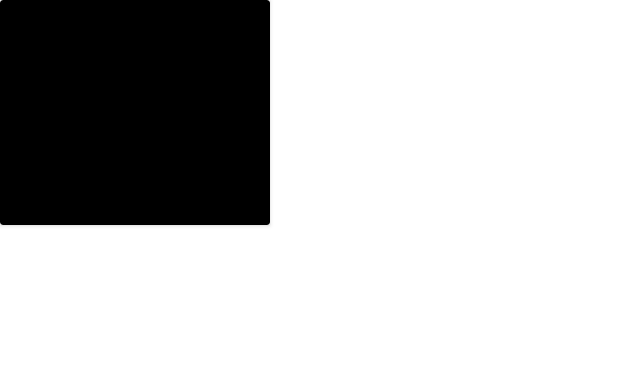
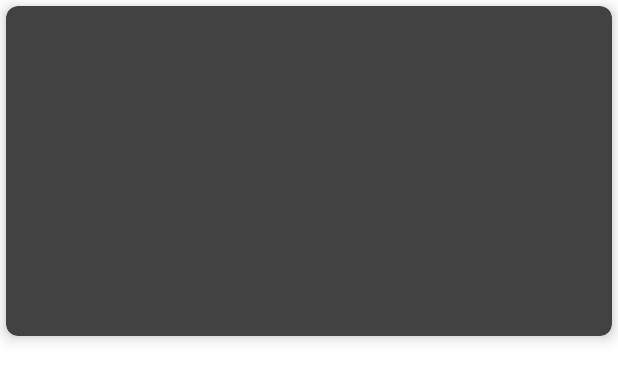
Before and after one commit to SamuelRmos/MovieApplication, an Android app: the layout item_layout.xml on its own in the app's theme, with its tools: preview values and no code run, on a phone screen of 412 x 824 dp. Shown: the top 381 px of the screen. Run offline under Robolectric (Android 15) with nearby library versions, the phone set to English and light mode, and no system bars.

Commit message:
Change layout RecyclerView

```diff
--- a/app/build.gradle
+++ b/app/build.gradle
@@ -81,6 +81,9 @@ dependencies {
     //Material Design
     implementation "com.google.android.material:material:$materialDesign"
 
+    def veilVersion="1.0.8"
+    implementation "com.github.skydoves:androidveil:$veilVersion"
+
     //LiveData
     implementation "androidx.lifecycle:lifecycle-extensions:$liveData"
     implementation "androidx.room:room-runtime:$roomVersion"
@@ -118,5 +121,6 @@ dependencies {
     implementation "org.mockito:mockito-core:$mockitoVersion"
     implementation "org.mockito:mockito-inline:$mockitoVersion"
     testImplementation 'android.arch.core:core-testing:1.1.1'
+    implementation 'androidx.legacy:legacy-support-v4:1.0.0'
 
 }
--- a/app/src/main/AndroidManifest.xml
+++ b/app/src/main/AndroidManifest.xml
@@ -1,6 +1,8 @@
 <?xml version="1.0" encoding="utf-8"?>
 <manifest xmlns:android="http://schemas.android.com/apk/res/android"
     package="com.example.retrofitkotlin">
+
+    <uses-permission android:name="android.permission.ACCESS_NETWORK_STATE" />
     <uses-permission android:name="android.permission.INTERNET"/>
     <application
         android:name=".MovieApplication"
--- a/app/src/main/java/com/example/retrofitkotlin/MovieApplication.kt
+++ b/app/src/main/java/com/example/retrofitkotlin/MovieApplication.kt
@@ -2,10 +2,7 @@ package com.example.retrofitkotlin
 
 import android.app.Application
 import android.content.Context
-import com.example.retrofitkotlin.di.ApiComponent
-import com.example.retrofitkotlin.di.ApiModule
-import com.example.retrofitkotlin.di.DaggerApiComponent
-import com.example.retrofitkotlin.di.PersistenceModule
+import com.example.retrofitkotlin.di.*
 import com.example.retrofitkotlin.util.Constants
 
 class MovieApplication : Application() {
@@ -26,6 +23,7 @@ class MovieApplication : Application() {
             .builder()
             .apiModule(ApiModule(Constants.baseURL))
             .persistenceModule(PersistenceModule(ctx))
+            .appModule(AppModule(this))
             .build()
         return apiComponent
     }
--- a/app/src/main/java/com/example/retrofitkotlin/di/ApiComponent.kt
+++ b/app/src/main/java/com/example/retrofitkotlin/di/ApiComponent.kt
@@ -1,9 +1,6 @@
 package com.example.retrofitkotlin.di
 
-import com.example.retrofitkotlin.AppModule
 import com.example.retrofitkotlin.repository.MovieRepository
-import com.example.retrofitkotlin.ui.MovieFragment
-import com.example.retrofitkotlin.viewmodel.MovieViewModel
 import com.example.retrofitkotlin.viewmodel.MovieViewModelFactory
 import dagger.Component
 import javax.inject.Singleton
--- a/app/src/main/java/com/example/retrofitkotlin/AppModule.kt
+++ b/app/src/main/java/com/example/retrofitkotlin/di/AppModule.kt
@@ -1,10 +1,13 @@
-package com.example.retrofitkotlin
+package com.example.retrofitkotlin.di
 
+import com.example.retrofitkotlin.MovieApplication
 import dagger.Module
 import dagger.Provides
+import javax.inject.Singleton
 
 @Module
 class AppModule constructor(private val movieApplication: MovieApplication) {
+    @Singleton
     @Provides
     fun provideMovieApplication(): MovieApplication = movieApplication
 }
--- a/app/src/main/java/com/example/retrofitkotlin/model/TmdMovie.kt
+++ b/app/src/main/java/com/example/retrofitkotlin/model/TmdMovie.kt
@@ -1,6 +1,7 @@
 package com.example.retrofitkotlin.model
 
 import android.os.Parcelable
+import androidx.annotation.Nullable
 import androidx.room.Entity
 import androidx.room.PrimaryKey
 import kotlinx.android.parcel.Parcelize
@@ -14,7 +15,7 @@ data class TmdMovie(
     val overview: String,
     val poster_path: String,
     val release_date: String,
-    val backdrop_path: String
+    val backdrop_path: String?
 ) : Parcelable
 
 data class TmdbMovieResponse(
--- a/app/src/main/java/com/example/retrofitkotlin/persistence/AppDataBase.kt
+++ b/app/src/main/java/com/example/retrofitkotlin/persistence/AppDataBase.kt
@@ -4,7 +4,7 @@ import androidx.room.Database
 import androidx.room.RoomDatabase
 import com.example.retrofitkotlin.model.TmdMovie
 
-@Database(entities = [TmdMovie::class], version = 1, exportSchema = false)
+@Database(entities = [TmdMovie::class], version = 2, exportSchema = false)
 abstract class AppDataBase : RoomDatabase(){
 
     abstract fun movieDao(): MovieDao
--- a/app/src/main/java/com/example/retrofitkotlin/util/Constants.kt
+++ b/app/src/main/java/com/example/retrofitkotlin/util/Constants.kt
@@ -5,6 +5,6 @@ import com.example.retrofitkotlin.BuildConfig
 object Constants {
     var tmdbApiKey = BuildConfig.TMDB_API_KEY
     var baseURL = "https://api.themoviedb.org/3/"
-    var baseUrlImage = "https://image.tmdb.org/t/p/w200"
-    var baseImageBack = "https://image.tmdb.org/t/p/w500"
+    var baseUrlImage = "https://image.tmdb.org/t/p/w500"
+    var baseImageBack = "https://image.tmdb.org/t/p/original"
 }
--- a/app/src/main/java/com/example/retrofitkotlin/util/ImageBinding.kt
+++ b/app/src/main/java/com/example/retrofitkotlin/util/ImageBinding.kt
@@ -1,13 +1,14 @@
 package com.example.retrofitkotlin.util
 
 import android.widget.ImageView
+import androidx.appcompat.widget.AppCompatImageView
 import androidx.databinding.BindingAdapter
 import com.bumptech.glide.Glide
 
 object ImageBinding {
     @JvmStatic
     @BindingAdapter("loadPhoto")
-    fun ImageView.setBackImage(url: String?) {
+    fun AppCompatImageView.setBackImage(url: String?) {
         url?.let {
             Glide.with(context)
                 .load(Constants.baseImageBack + it)
--- /dev/null
+++ b/app/src/main/res/drawable/ic_arrow_back.xml
@@ -0,0 +1,5 @@
+<vector android:height="24dp" android:tint="#FFFFFF"
+    android:viewportHeight="24.0" android:viewportWidth="24.0"
+    android:width="24dp" xmlns:android="http://schemas.android.com/apk/res/android">
+    <path android:fillColor="#FF000000" android:pathData="M20,11H7.83l5.59,-5.59L12,4l-8,8 8,8 1.41,-1.41L7.83,13H20v-2z"/>
+</vector>
--- a/app/src/main/res/layout/item_layout.xml
+++ b/app/src/main/res/layout/item_layout.xml
@@ -15,25 +15,29 @@
             type="com.example.retrofitkotlin.model.TmdMovie" />
     </data>
 
-    <androidx.cardview.widget.CardView
-        android:layout_width="180dp"
-        android:layout_height="150dp"
-        android:background="?attr/selectableItemBackground"
-        android:clickable="true"
+    <com.google.android.material.card.MaterialCardView
+        android:layout_width="match_parent"
+        android:layout_height="wrap_content"
+        android:layout_margin="4dp"
+        android:background="@color/background1"
+        android:foreground="?attr/selectableItemBackground"
         android:onClick="@{clickListener}"
         tools:ignore="ContentDescription"
-        app:cardBackgroundColor="@color/colorPrimaryDark"
-        android:focusable="true">
+        app:cardBackgroundColor="@color/background1"
+        app:cardCornerRadius="8dp"
+        app:cardElevation="6dp">
 
         <androidx.constraintlayout.widget.ConstraintLayout
-            android:layout_width="180dp"
-            android:layout_height="150dp"
-            app:cardBackgroundColor="@color/colorPrimaryDark">
+            android:layout_width="match_parent"
+            android:layout_height="wrap_content"
+            android:foreground="?attr/selectableItemBackground"
+            android:orientation="vertical"
+            tools:ignore="UnusedAttribute">
 
-            <ImageView
+            <androidx.appcompat.widget.AppCompatImageView
                 android:id="@+id/imgPoster"
-                android:layout_width="150dp"
-                android:layout_height="130dp"
+                android:layout_width="match_parent"
+                android:layout_height="220dp"
                 app:loadPhoto="@{tmdbMovie.poster_path}"
                 app:layout_constraintBottom_toBottomOf="parent"
                 app:layout_constraintEnd_toEndOf="parent"
@@ -41,5 +45,5 @@
                 app:layout_constraintTop_toTopOf="parent" />
 
         </androidx.constraintlayout.widget.ConstraintLayout>
-    </androidx.cardview.widget.CardView>
+    </com.google.android.material.card.MaterialCardView>
 </layout>
--- a/app/src/main/res/values/colors.xml
+++ b/app/src/main/res/values/colors.xml
@@ -4,4 +4,7 @@
     <color name="colorPrimaryDark">#000000</color>
     <color name="colorAccent">#FF0B04</color>
     <color name="colorText">#FFFFFF</color>
+    <color name="background1">#424242</color>
+    <color name="background2">#2B292B</color>
+
 </resources>
--- a/app/src/main/res/values/styles.xml
+++ b/app/src/main/res/values/styles.xml
@@ -8,4 +8,8 @@
         <item name="colorAccent">@color/colorAccent</item>
     </style>
 
+    <style name="CollapsedExpandedTitleText" parent="AppTheme">
+        <item name="android:textColor">@android:color/transparent</item>
+    </style>
+
 </resources>
```
Also changed, not shown: app/src/main/java/com/example/retrofitkotlin/ui/MovieDetailsFragment.kt (+8 -2 lines), app/src/main/java/com/example/retrofitkotlin/ui/MovieFragment.kt (+0 -10 lines), app/src/main/java/com/example/retrofitkotlin/viewmodel/MovieViewModel.kt (+28 -3 lines), app/src/main/java/com/example/retrofitkotlin/viewmodel/MovieViewModelFactory.kt (+8 -2 lines), app/src/main/res/layout/detail_fragment.xml (+70 -22 lines), app/src/main/res/layout/fragment_movies.xml (+4 -10 lines).
